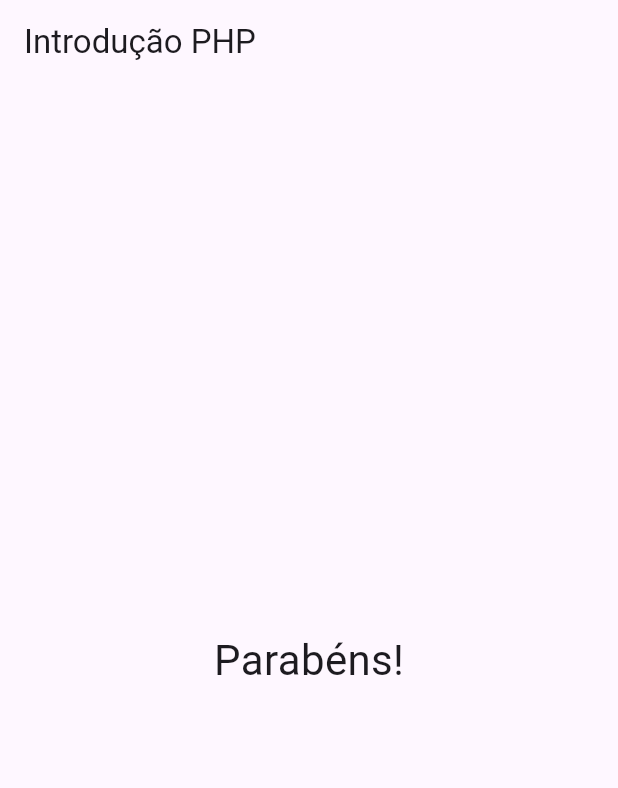
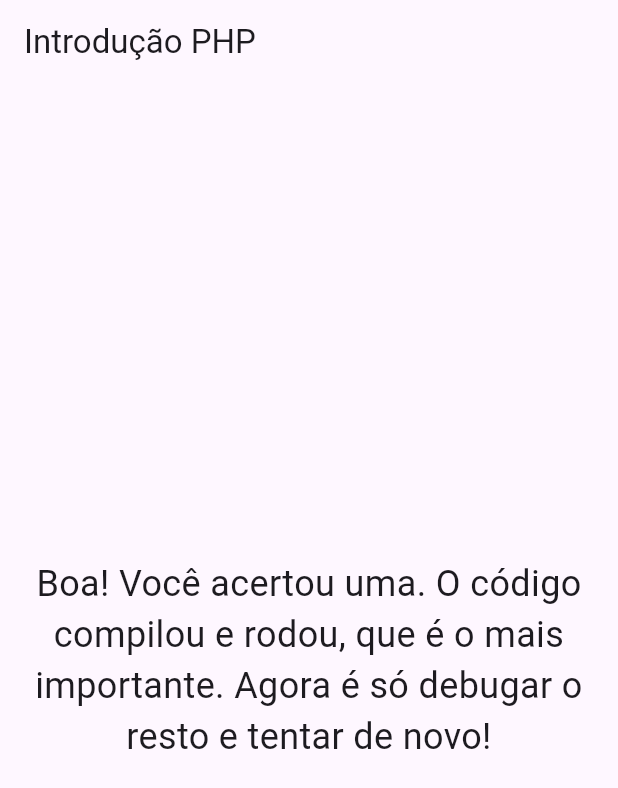
Before and after one commit to mfeeee/projeto_perguntas, a Flutter app: the screen it shows after launch, after a tap on "PHP: Hyperspeed Performance", after a tap on "PHP é uma biblioteca de código Front End", after a tap on ".ps", on a phone screen of 412 x 824 dp. Shown: the top 788 px of the screen. Run offline on Flutter 3.47's test engine with Material 3 defaults, Android fonts, the phone set to English and light mode, and no system bars.

Commit message:
:sparkles: feat: adicionando mensagem personalizada para cada pontuação

```diff
--- a/lib/main.dart
+++ b/lib/main.dart
@@ -60,7 +60,7 @@ class _QuestionAppState extends State<QuestionApp> {
           title: Text('Introdução PHP'),
         ),
         body: hasSelectedQuestion ? Quiz(questions: _questions, selectedQuestion: _selectedQuestion, onAnswered: _answer,
-        ) : Result(),
+        ) : Result(score: _totalScore),
       ),
     );
   }
--- a/lib/result.dart
+++ b/lib/result.dart
@@ -1,15 +1,38 @@
 import 'package:flutter/material.dart';
 
 class Result extends StatelessWidget {
-  const Result({super.key});
+  final int score;
+
+  const Result({super.key, required this.score});
+
+  String get resultText {
+    switch (score) {
+      case 100:
+         return "Boa! Você acertou uma. O código compilou e rodou, que é o mais importante. Agora é só debugar o resto e tentar de novo!";
+      case 200:
+        return "Quase lá! Faltou só um ponto e vírgula para o código ficar perfeito. Parabéns pelos 2 acertos!";
+      ;
+      case 300:
+        return "Uau, código perfeito! 3 de 3. Parece que você já está pronto para ir além do básico e encarar o próximo desafio.";
+      case 0:
+        return "Não acertou desta vez, mas não desanime! Todo bom desenvolvedor começa com alguns erros de lógica. Tente de novo, tenho certeza que agora vai!";
+      default:
+        return "Continue praticando!";
+    }
+  }
 
   @override
   Widget build(BuildContext context) {
-    return Center(
-      child: Text(
-        'Parabéns!',
-        style: TextStyle(fontSize: 28),
-        ),
+    return Container(
+      width: double.infinity,
+      margin: EdgeInsets.symmetric(vertical: 20),
+      child: Center(
+        child: Text(
+          resultText,
+          style: TextStyle(fontSize: 24),
+          textAlign: TextAlign.center,
+          ),
+      ),
     );
   }
 }
```
